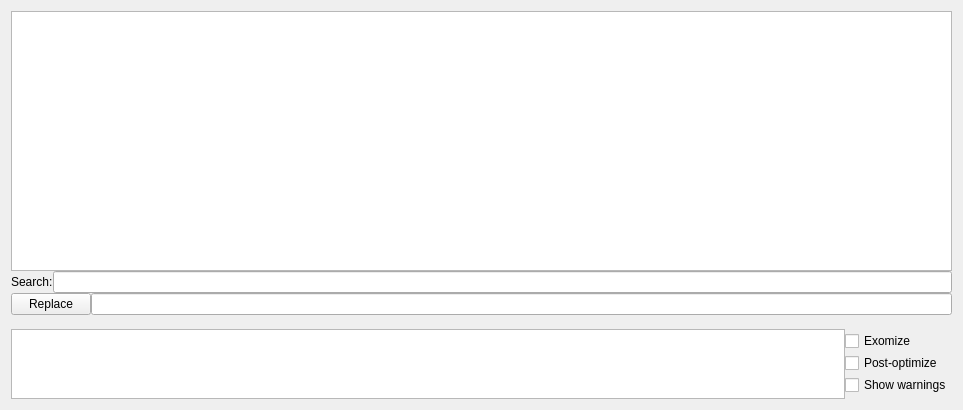
Above: source/trsedocuments/formraseditor.ui from leuat/TRSE before the change. Below: the same form after it.
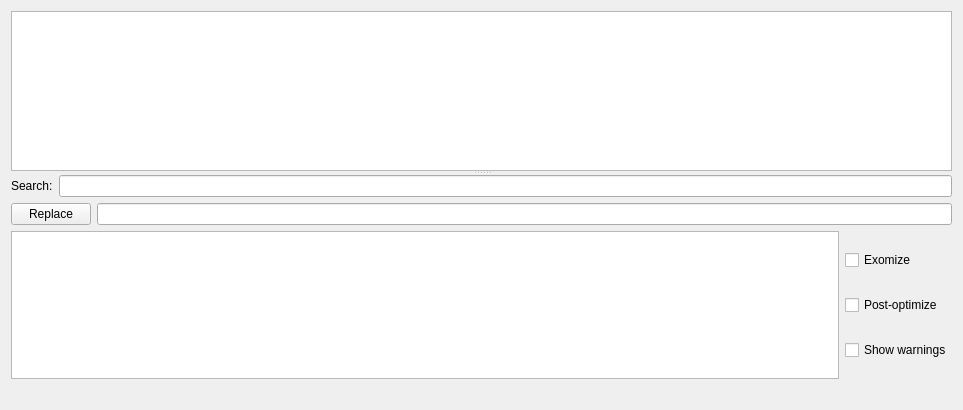
That is the form after the change. Custom widgets are drawn as their Qt base class.

Patch:
```diff
--- a/source/trsedocuments/formraseditor.ui
+++ b/source/trsedocuments/formraseditor.ui
@@ -19,40 +19,18 @@
   <property name="windowTitle">
    <string>Form</string>
   </property>
-  <layout class="QGridLayout" name="gridLayout" rowstretch="0" columnstretch="0">
-   <property name="verticalSpacing">
-    <number>7</number>
-   </property>
+  <layout class="QGridLayout" name="gridLayout">
    <item row="0" column="0">
-    <layout class="QGridLayout" name="gridLayout_2" rowstretch="80,1,1,1,21" columnstretch="0">
-     <property name="sizeConstraint">
-      <enum>QLayout::SetMaximumSize</enum>
+    <widget class="QSplitter" name="splitter">
+     <property name="sizePolicy">
+      <sizepolicy hsizetype="Expanding" vsizetype="Expanding">
+       <horstretch>0</horstretch>
+       <verstretch>0</verstretch>
+      </sizepolicy>
      </property>
-     <item row="1" column="0">
-      <layout class="QHBoxLayout" name="horizontalLayout_3">
-       <item>
-        <widget class="QLabel" name="label">
-         <property name="text">
-          <string>Search:</string>
-         </property>
-        </widget>
-       </item>
-       <item>
-        <widget class="QLineEdit" name="leSearch"/>
-       </item>
-      </layout>
-     </item>
-     <item row="3" column="0">
-      <widget class="QLabel" name="lblLight">
-       <property name="autoFillBackground">
-        <bool>true</bool>
-       </property>
-       <property name="text">
-        <string/>
-       </property>
-      </widget>
-     </item>
-     <item row="0" column="0">
+     <property name="orientation">
+      <enum>Qt::Vertical</enum>
+     </property>
       <widget class="CodeEditor" name="txtEditor">
        <property name="lineWrapMode">
         <enum>QPlainTextEdit::NoWrap</enum>
@@ -61,8 +39,23 @@
         <bool>false</bool>
        </property>
       </widget>
-     </item>
-     <item row="2" column="0">
+     <widget class="QWidget" name="verticalLayoutWidget">
+      <layout class="QVBoxLayout" name="verticalLayout_2">
+       <item>
+        <layout class="QHBoxLayout" name="horizontalLayout_3">
+         <item>
+          <widget class="QLabel" name="label">
+           <property name="text">
+            <string>Search:</string>
+           </property>
+          </widget>
+         </item>
+         <item>
+          <widget class="QLineEdit" name="leSearch"/>
+         </item>
+        </layout>
+       </item>
+       <item>
       <layout class="QHBoxLayout" name="horizontalLayout_2">
        <item>
         <widget class="QPushButton" name="btnReplace">
@@ -76,7 +69,7 @@
        </item>
       </layout>
      </item>
-     <item row="4" column="0">
+       <item>
       <layout class="QHBoxLayout" name="horizontalLayout_5">
        <item>
         <widget class="QTextEdit" name="txtOutput">
@@ -112,7 +105,19 @@
        </item>
       </layout>
      </item>
-    </layout>
+       <item>
+        <widget class="QLabel" name="lblLight">
+         <property name="autoFillBackground">
+          <bool>true</bool>
+         </property>
+         <property name="text">
+          <string/>
+         </property>
+        </widget>
+       </item>
+      </layout>
+     </widget>
+    </widget>
    </item>
   </layout>
  </widget>
```
Lines whose indentation alone changed are shown as unchanged.
